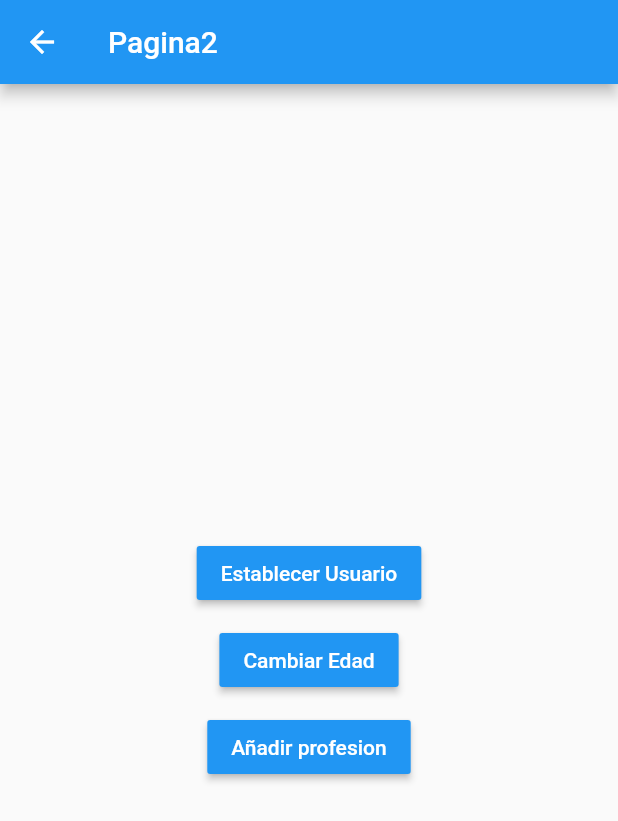
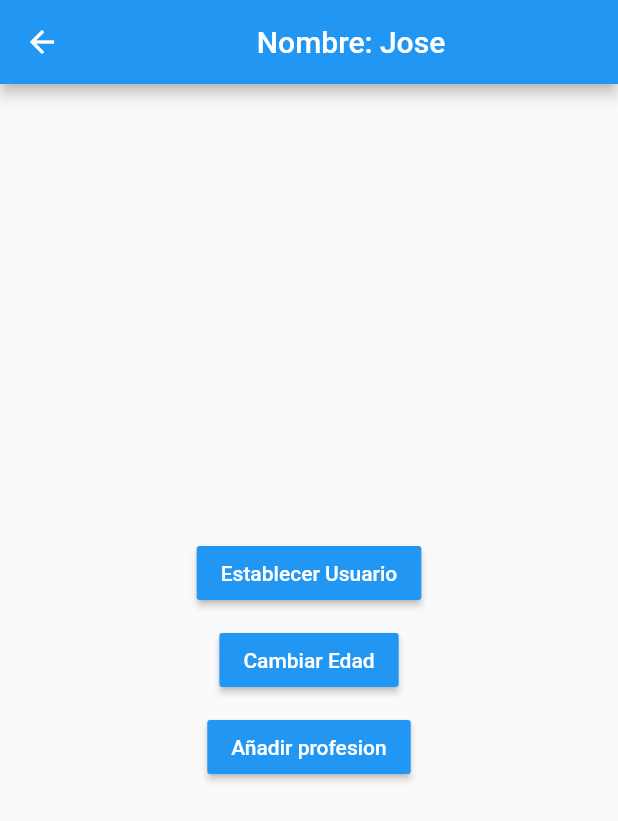
Before and after one commit to Le127/State_Management_Flutter, a Flutter app: the Pagina2Page screen opened by its route, after a tap on "Establecer Usuario", on a phone screen of 412 x 824 dp. Shown: the top 821 px of the screen. Run offline on Flutter 3.47's test engine with Material 2 defaults, Android fonts, the phone set to English and light mode, and no system bars.

Commit message:
Fin Singleton

```diff
--- a/lib/models/usuario.dart
+++ b/lib/models/usuario.dart
@@ -1,8 +1,7 @@
 class Usuario {
   String nombre;
-  int edad;
-  List<String> profesiones;
+  int? edad;
+  List<String>? profesiones;
 
-  Usuario(
-      {required this.nombre, required this.edad, required this.profesiones});
+  Usuario({required this.nombre, this.edad, this.profesiones});
 }
--- a/lib/pages/pagina1_page.dart
+++ b/lib/pages/pagina1_page.dart
@@ -1,11 +1,20 @@
+import 'package:estado_singleton_app/models/usuario.dart';
 import 'package:flutter/material.dart';
+import 'package:estado_singleton_app/services/usuario_service.dart';
 
 class Pagina1Page extends StatelessWidget {
   @override
   Widget build(BuildContext context) {
     return Scaffold(
       appBar: AppBar(title: Text("Pagina1")),
-      body: InformacionUsuario(),
+      body: StreamBuilder(
+        stream: usuarioService.usuarioStream,
+        builder: (BuildContext context, AsyncSnapshot<Usuario> snapshot) {
+          return snapshot.hasData
+              ? InformacionUsuario(snapshot.data)
+              : Center(child: Text("No hay información del usuario"));
+        },
+      ),
       floatingActionButton: FloatingActionButton(
         child: Icon(Icons.accessibility_new),
         onPressed: () => Navigator.pushNamed(context, "pagina2"),
@@ -15,6 +24,10 @@ class Pagina1Page extends StatelessWidget {
 }
 
 class InformacionUsuario extends StatelessWidget {
+  final Usuario? usuario;
+
+  const InformacionUsuario(this.usuario);
+
   @override
   Widget build(BuildContext context) {
     return Container(
@@ -27,8 +40,8 @@ class InformacionUsuario extends StatelessWidget {
           Text("General",
               style: TextStyle(fontSize: 18, fontWeight: FontWeight.bold)),
           Divider(),
-          ListTile(title: Text("Nombre: ")),
-          ListTile(title: Text("Edad: ")),
+          ListTile(title: Text("Nombre: ${this.usuario!.nombre}")),
+          ListTile(title: Text("Edad: ${this.usuario!.edad} ")),
           Text("Profesiones",
               style: TextStyle(fontSize: 18, fontWeight: FontWeight.bold)),
           Divider(),
--- a/lib/pages/pagina2_page.dart
+++ b/lib/pages/pagina2_page.dart
@@ -1,10 +1,21 @@
 import 'package:flutter/material.dart';
+import 'package:estado_singleton_app/services/usuario_service.dart';
+import 'package:estado_singleton_app/models/usuario.dart';
 
 class Pagina2Page extends StatelessWidget {
   @override
   Widget build(BuildContext context) {
     return Scaffold(
-      appBar: AppBar(title: Text("Pagina2")),
+      appBar: AppBar(
+        title: StreamBuilder(
+          stream: usuarioService.usuarioStream,
+          builder: (BuildContext context, AsyncSnapshot<Usuario> snapshot) {
+            return snapshot.hasData
+                ? Center(child: Text("Nombre: ${snapshot.data!.nombre}"))
+                : Text("Pagina 2");
+          },
+        ),
+      ),
       body: Center(
         child: Column(
           mainAxisAlignment: MainAxisAlignment.center,
@@ -13,13 +24,19 @@ class Pagina2Page extends StatelessWidget {
                 child: Text("Establecer Usuario",
                     style: TextStyle(color: Colors.white)),
                 color: Colors.blue,
-              onPressed: () {}),
+                onPressed: () {
+                  final nuevoUsuario = new Usuario(nombre: "Jose", edad: 20);
+
+                  usuarioService.cargarUsuario(nuevoUsuario);
+                }),
             SizedBox(height: 10),
             MaterialButton(
                 child:
                     Text("Cambiar Edad", style: TextStyle(color: Colors.white)),
                 color: Colors.blue,
-              onPressed: () {}),
+                onPressed: () {
+                  usuarioService.cambiarEdad(30);
+                }),
             SizedBox(height: 10),
             MaterialButton(
                 child: Text("Añadir profesion",
@@ -27,7 +44,8 @@ class Pagina2Page extends StatelessWidget {
                 color: Colors.blue,
                 onPressed: () {}),
           ],
-      )),
+        ),
+      ),
     );
   }
 }
--- /dev/null
+++ b/lib/services/usuario_service.dart
@@ -0,0 +1,30 @@
+import 'dart:async';
+
+import 'package:estado_singleton_app/models/usuario.dart';
+
+class _UsuarioService {
+  Usuario? _usuario;
+
+  StreamController<Usuario> _usuarioStreamController =
+      new StreamController<Usuario>.broadcast();
+
+  Usuario? get usuario => this._usuario;
+  bool get existeUsuario => (this._usuario != null) ? true : false;
+  Stream<Usuario> get usuarioStream => _usuarioStreamController.stream;
+
+  void cargarUsuario(Usuario user) {
+    this._usuario = user;
+    this._usuarioStreamController.add(user);
+  }
+
+  void cambiarEdad(int edad) {
+    this._usuario!.edad = edad;
+    this._usuarioStreamController.add(this._usuario!);
+  }
+
+  disposeStreamController() {
+    this._usuarioStreamController.close();
+  }
+}
+
+final usuarioService = new _UsuarioService();
```
Lines whose indentation alone changed are shown as unchanged.
